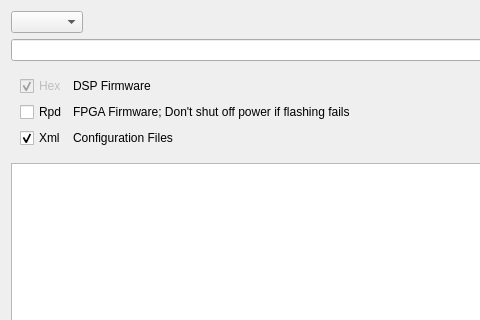
Old version of the form App/AppSDT/FirmwareFlashDialog/firmwareflashdialog.ui in the repository tiangaomingjing/ServoDriveTech; both pictures show x 0 to 480 and y 0 to 320 of the 617 by 495 pixel window.
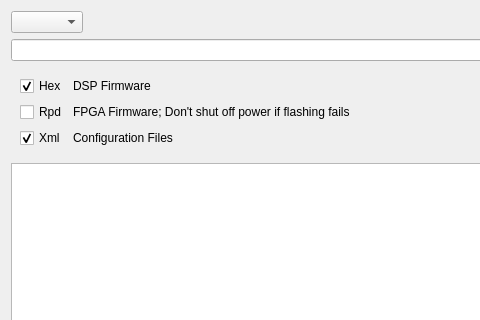
New version of the form.

```diff
--- a/App/AppSDT/FirmwareFlashDialog/firmwareflashdialog.ui
+++ b/App/AppSDT/FirmwareFlashDialog/firmwareflashdialog.ui
@@ -68,7 +68,7 @@
       <item row="0" column="0">
        <widget class="QCheckBox" name="checkBox_firmHex">
         <property name="enabled">
-         <bool>false</bool>
+         <bool>true</bool>
         </property>
         <property name="text">
          <string>Hex</string>
```
Left out of the diff: 2 changed lines with no effect on the pictures.
